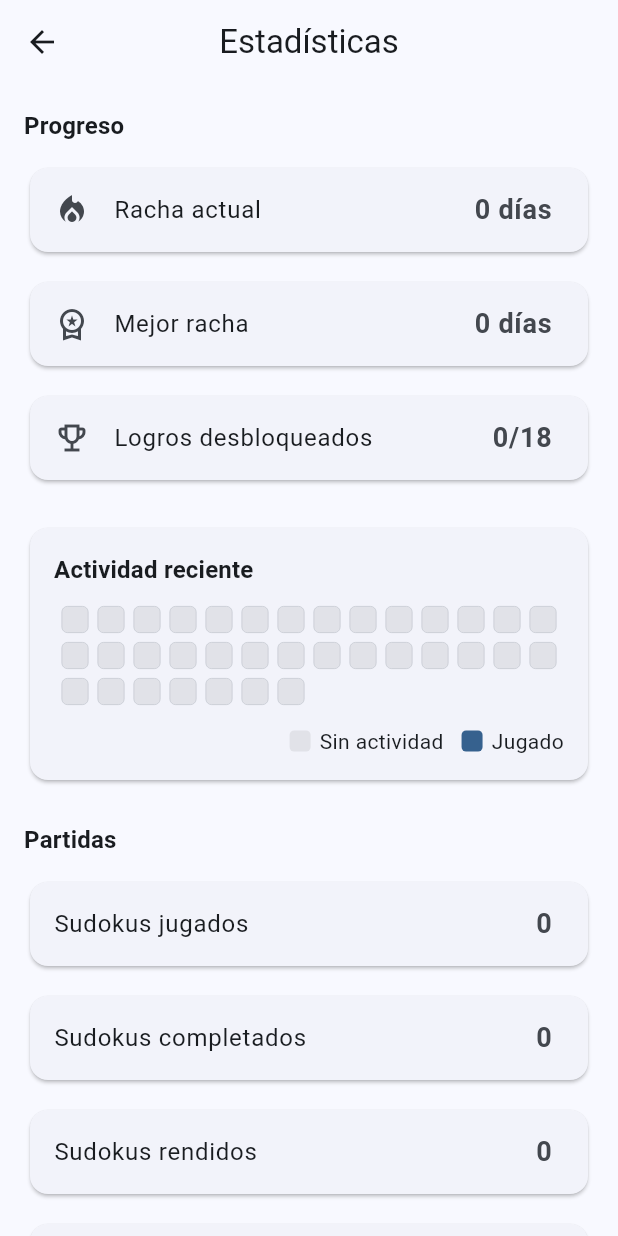
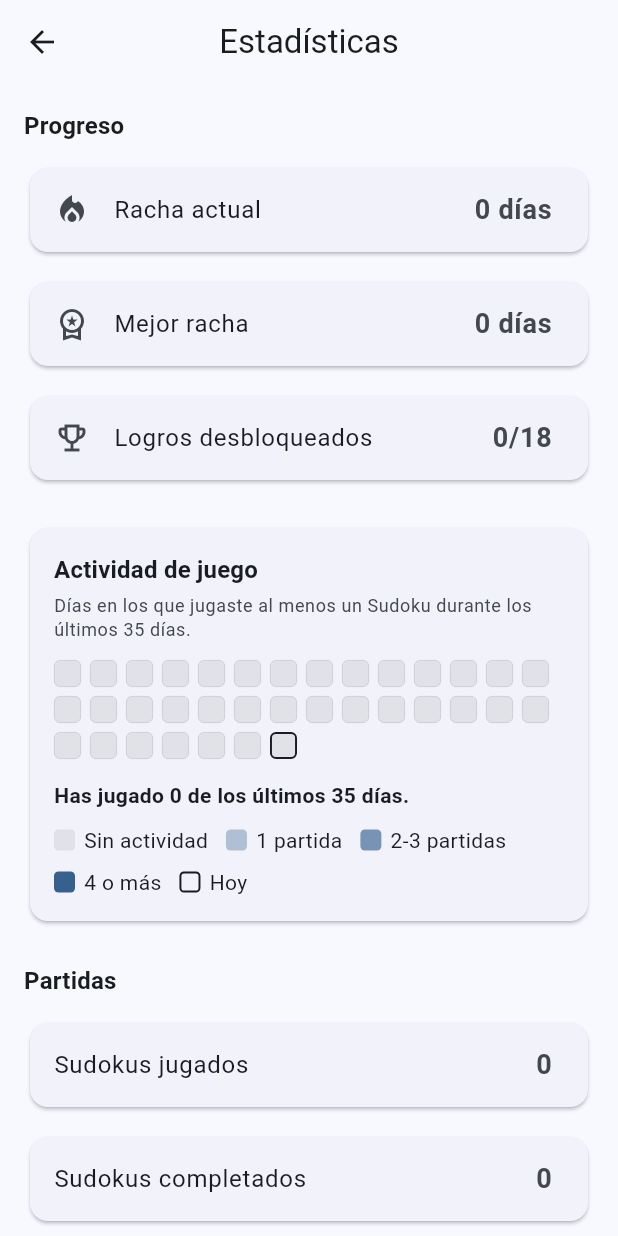
Before and after one commit to Maci050/sudoku_mobile, a Flutter app: the screen it shows after launch, item 4 of the bottom bar chosen, on a phone screen of 412 x 824 dp. Run offline on Flutter 3.47's test engine with Material 3 defaults, Android fonts, the phone set to English and light mode, and no system bars; our stand-ins replace flutter_riverpod, hive, hive_flutter, vibration; accounts and stored records are empty.

Commit message:
update: calendario arreglado para mayor legibilidad

```diff
--- a/lib/features/activity/data/activity_storage.dart
+++ b/lib/features/activity/data/activity_storage.dart
@@ -22,10 +22,8 @@ class ActivityStorage {
     final todayKey = today.toIso8601String();
 
     final dates = loadActivityDates();
+    dates.add(todayKey);
 
-    if (!dates.contains(todayKey)) {
-      dates.add(todayKey);
-      await saveActivityDates(dates);
-    }
+    await saveActivityDates(dates);
   }
 }
--- a/lib/features/game/presentation/widgets/activity_calendar.dart
+++ b/lib/features/game/presentation/widgets/activity_calendar.dart
@@ -1,17 +1,31 @@
 import 'package:flutter/material.dart';
 
 class ActivityCalendar extends StatelessWidget {
-  final Set<DateTime> activeDays;
+  final Map<DateTime, int> activityCounts;
   final int totalDays;
 
   const ActivityCalendar({
     super.key,
-    required this.activeDays,
+    required this.activityCounts,
     this.totalDays = 35,
   });
 
   DateTime _normalize(DateTime date) {
     return DateTime(date.year, date.month, date.day);
+  }
+
+  Color _activityColor(BuildContext context, int count) {
+    final colorScheme = Theme.of(context).colorScheme;
+
+    if (count <= 0) {
+      return colorScheme.surfaceContainerHighest;
+    } else if (count == 1) {
+      return colorScheme.primary.withValues(alpha: 0.35);
+    } else if (count <= 3) {
+      return colorScheme.primary.withValues(alpha: 0.65);
+    } else {
+      return colorScheme.primary;
+    }
   }
 
   @override
@@ -24,19 +38,29 @@ class ActivityCalendar extends StatelessWidget {
       (index) => today.subtract(Duration(days: totalDays - 1 - index)),
     );
 
+    final activeDaysCount = days.where((day) {
+      final normalizedDay = _normalize(day);
+      return (activityCounts[normalizedDay] ?? 0) > 0;
+    }).length;
+
     return Card(
       child: Padding(
         padding: const EdgeInsets.all(16),
         child: Column(
+          crossAxisAlignment: CrossAxisAlignment.start,
           children: [
-            Align(
-              alignment: Alignment.centerLeft,
-              child: Text(
-                'Actividad reciente',
-                style: Theme.of(context).textTheme.titleMedium?.copyWith(
-                      fontWeight: FontWeight.bold,
-                    ),
-              ),
+            Text(
+              'Actividad de juego',
+              style: Theme.of(context).textTheme.titleMedium?.copyWith(
+                    fontWeight: FontWeight.bold,
+                  ),
+            ),
+            const SizedBox(height: 4),
+            Text(
+              'Días en los que jugaste al menos un Sudoku durante los últimos $totalDays días.',
+              style: Theme.of(context).textTheme.bodySmall?.copyWith(
+                    color: colorScheme.onSurfaceVariant,
+                  ),
             ),
             const SizedBox(height: 12),
             Wrap(
@@ -44,23 +68,24 @@ class ActivityCalendar extends StatelessWidget {
               runSpacing: 6,
               children: days.map((day) {
                 final normalizedDay = _normalize(day);
-                final isActive = activeDays.contains(normalizedDay);
+                final count = activityCounts[normalizedDay] ?? 0;
+                final isToday = normalizedDay == today;
 
                 return Tooltip(
-                  message: isActive
-                      ? 'Jugado el ${day.day}/${day.month}/${day.year}'
-                      : 'Sin actividad el ${day.day}/${day.month}/${day.year}',
+                  message: count > 0
+                      ? '${day.day}/${day.month}/${day.year} · $count partida${count == 1 ? '' : 's'}'
+                      : '${day.day}/${day.month}/${day.year} · Sin actividad',
                   child: Container(
                     width: 18,
                     height: 18,
                     decoration: BoxDecoration(
-                      color: isActive
-                          ? colorScheme.primary
-                          : colorScheme.surfaceContainerHighest,
+                      color: _activityColor(context, count),
                       borderRadius: BorderRadius.circular(4),
                       border: Border.all(
-                        color: colorScheme.outlineVariant,
-                        width: 0.5,
+                        color: isToday
+                            ? colorScheme.onSurface
+                            : colorScheme.outlineVariant,
+                        width: isToday ? 1.3 : 0.5,
                       ),
                     ),
                   ),
@@ -68,17 +93,36 @@ class ActivityCalendar extends StatelessWidget {
               }).toList(),
             ),
             const SizedBox(height: 14),
-            Row(
-              mainAxisAlignment: MainAxisAlignment.end,
+            Text(
+              'Has jugado $activeDaysCount de los últimos $totalDays días.',
+              style: Theme.of(context).textTheme.bodyMedium?.copyWith(
+                    fontWeight: FontWeight.w600,
+                  ),
+            ),
+            const SizedBox(height: 10),
+            Wrap(
+              spacing: 12,
+              runSpacing: 8,
               children: [
                 _LegendItem(
                   color: colorScheme.surfaceContainerHighest,
                   label: 'Sin actividad',
                 ),
-                const SizedBox(width: 12),
+                _LegendItem(
+                  color: colorScheme.primary.withValues(alpha: 0.35),
+                  label: '1 partida',
+                ),
+                _LegendItem(
+                  color: colorScheme.primary.withValues(alpha: 0.65),
+                  label: '2-3 partidas',
+                ),
                 _LegendItem(
                   color: colorScheme.primary,
-                  label: 'Jugado',
+                  label: '4 o más',
+                ),
+                _LegendTodayItem(
+                  label: 'Hoy',
+                  borderColor: colorScheme.onSurface,
                 ),
               ],
             ),
@@ -101,6 +145,7 @@ class _LegendItem extends StatelessWidget {
   @override
   Widget build(BuildContext context) {
     return Row(
+      mainAxisSize: MainAxisSize.min,
       children: [
         Container(
           width: 14,
@@ -116,3 +161,36 @@ class _LegendItem extends StatelessWidget {
     );
   }
 }
+
+class _LegendTodayItem extends StatelessWidget {
+  final String label;
+  final Color borderColor;
+
+  const _LegendTodayItem({
+    required this.label,
+    required this.borderColor,
+  });
+
+  @override
+  Widget build(BuildContext context) {
+    return Row(
+      mainAxisSize: MainAxisSize.min,
+      children: [
+        Container(
+          width: 14,
+          height: 14,
+          decoration: BoxDecoration(
+            color: Colors.transparent,
+            borderRadius: BorderRadius.circular(3),
+            border: Border.all(
+              color: borderColor,
+              width: 1.3,
+            ),
+          ),
+        ),
+        const SizedBox(width: 6),
+        Text(label),
+      ],
+    );
+  }
+}
--- a/lib/features/stats/presentation/stats_page.dart
+++ b/lib/features/stats/presentation/stats_page.dart
@@ -44,10 +44,13 @@ class StatsPage extends StatelessWidget {
     final unlockedAchievements =
         AchievementService().loadUnlockedAchievements().length;
     final activityDates = ActivityStorage().loadActivityDates();
-    final activeDays = activityDates
-        .map((e) => DateTime.parse(e))
-        .map((d) => DateTime(d.year, d.month, d.day))
-        .toSet();
+
+    final activityCounts = <DateTime, int>{};
+    for (final rawDate in activityDates) {
+      final date = DateTime.parse(rawDate);
+      final normalized = DateTime(date.year, date.month, date.day);
+      activityCounts[normalized] = (activityCounts[normalized] ?? 0) + 1;
+    }
 
     final completedGames = history
         .where((g) => g.status == GameResultStatus.completed)
@@ -153,7 +156,7 @@ class StatsPage extends StatelessWidget {
             ),
           ),
           const SizedBox(height: 24),
-          ActivityCalendar(activeDays: activeDays),
+          ActivityCalendar(activityCounts: activityCounts),
           const SizedBox(height: 24),
           _SectionTitle(title: 'Partidas'),
           _StatCard(
```
